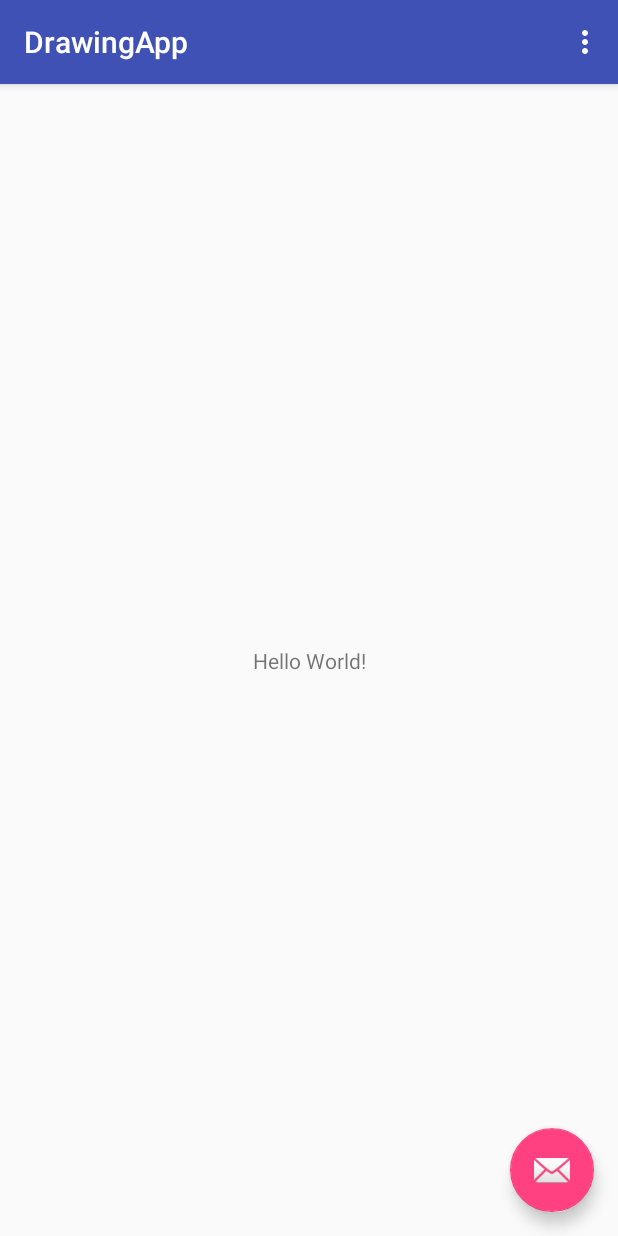
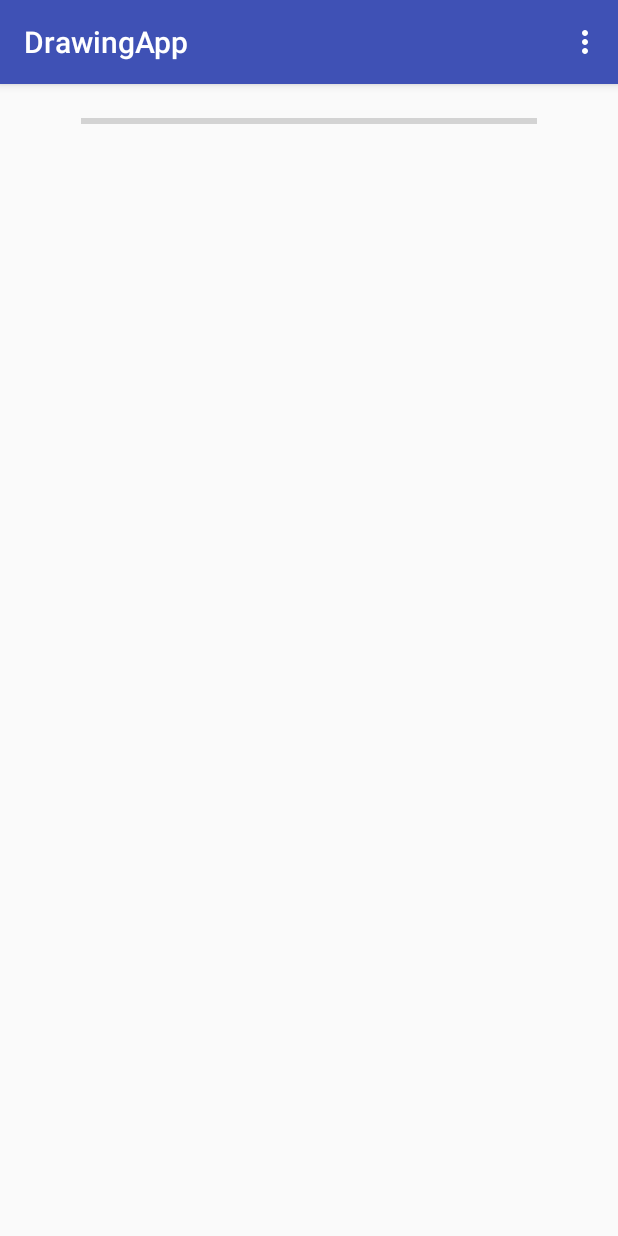
Before and after one commit to ReneCode/DrawingApp, an Android app: the screen it shows after launch (MainActivity), on a phone screen of 412 x 824 dp. Run offline under Robolectric (Android 15) with nearby library versions, the phone set to English and light mode, and no system bars.

Commit message:
drawing first bit

```diff
--- /dev/null
+++ b/app/src/main/java/eu/riffer/drawingapp/DrawingView.java
@@ -0,0 +1,86 @@
+package eu.riffer.drawingapp;
+
+import android.support.v7.widget.Toolbar;
+import android.view.View;
+
+import android.content.Context;
+import android.util.AttributeSet;
+
+import android.graphics.Bitmap;
+import android.graphics.Canvas;
+import android.graphics.Paint;
+import android.graphics.Path;
+import android.view.MotionEvent;
+import android.widget.ProgressBar;
+
+public class DrawingView extends View {
+
+    private Path drawPath;
+    private Paint drawPaint, canvasPaint;
+    private int paintColor = 0xe3660000;
+    private Canvas drawCanvas;
+    private Bitmap canvasBitmap;
+
+    public DrawingView(Context context, AttributeSet attribeSet) {
+        super(context, attribeSet);
+
+        ProgressBar progressBar = (ProgressBar)findViewById(R.id.progressBar);
+        // progressBar.setProgress(34);
+
+        setupDrawing();
+    }
+
+    private void setupDrawing() {
+        this.drawPath = new Path();
+        this.drawPaint = new Paint();
+
+        drawPaint.setColor(this.paintColor);
+
+        drawPaint.setAntiAlias(true);
+        drawPaint.setStrokeWidth(20);
+        drawPaint.setStyle(Paint.Style.STROKE);
+        drawPaint.setStrokeJoin(Paint.Join.ROUND);
+        drawPaint.setStrokeCap(Paint.Cap.ROUND);
+
+        this.canvasPaint = new Paint(Paint.DITHER_FLAG);
+
+    }
+
+    @Override
+    protected void onSizeChanged(int w, int h, int oldW, int oldH) {
+        super.onSizeChanged(w, h, oldW, oldH);
+
+        canvasBitmap = Bitmap.createBitmap(w, h, Bitmap.Config.ARGB_8888);
+        drawCanvas = new Canvas(canvasBitmap);
+    }
+
+    @Override
+    protected void onDraw(Canvas canvas) {
+        canvas.drawBitmap(canvasBitmap, 0, 0, canvasPaint);
+        canvas.drawPath(drawPath, drawPaint);
+    }
+
+    @Override
+    public boolean onTouchEvent(MotionEvent event) {
+        float touchX = event.getX();
+        float touchY = event.getY();
+
+        switch (event.getAction()) {
+            case MotionEvent.ACTION_DOWN:
+                drawPath.moveTo(touchX, touchY);
+                break;
+            case MotionEvent.ACTION_MOVE:
+                drawPath.lineTo(touchX, touchY);
+                break;
+            case MotionEvent.ACTION_UP:
+                drawCanvas.drawPath(drawPath, drawPaint);
+                drawPath.reset();
+                break;
+            default:
+                return false;
+        }
+
+        invalidate();
+        return true;
+    }
+}
--- a/app/src/main/java/eu/riffer/drawingapp/MainActivity.java
+++ b/app/src/main/java/eu/riffer/drawingapp/MainActivity.java
@@ -18,14 +18,6 @@ public class MainActivity extends AppCompatActivity {
         Toolbar toolbar = (Toolbar) findViewById(R.id.toolbar);
         setSupportActionBar(toolbar);
 
-        FloatingActionButton fab = (FloatingActionButton) findViewById(R.id.fab);
-        fab.setOnClickListener(new View.OnClickListener() {
-            @Override
-            public void onClick(View view) {
-                Snackbar.make(view, "Replace with your own action", Snackbar.LENGTH_LONG)
-                        .setAction("Action", null).show();
-            }
-        });
     }
 
     @Override
--- a/app/src/main/res/layout/activity_main.xml
+++ b/app/src/main/res/layout/activity_main.xml
@@ -22,12 +22,5 @@
 
     <include layout="@layout/content_main" />
 
-    <android.support.design.widget.FloatingActionButton
-        android:id="@+id/fab"
-        android:layout_width="wrap_content"
-        android:layout_height="wrap_content"
-        android:layout_gravity="bottom|end"
-        android:layout_margin="@dimen/fab_margin"
-        app:srcCompat="@android:drawable/ic_dialog_email" />
 
 </android.support.design.widget.CoordinatorLayout>
--- a/app/src/main/res/layout/content_main.xml
+++ b/app/src/main/res/layout/content_main.xml
@@ -8,13 +8,29 @@
     tools:context=".MainActivity"
     tools:showIn="@layout/activity_main">
 
-    <TextView
-        android:layout_width="wrap_content"
-        android:layout_height="wrap_content"
-        android:text="Hello World!"
+    <view
+        class="eu.riffer.drawingapp.DrawingView"
+        id="@+id/view"
+        android:layout_width="match_parent"
+        android:layout_height="match_parent"
         app:layout_constraintBottom_toBottomOf="parent"
-        app:layout_constraintLeft_toLeftOf="parent"
-        app:layout_constraintRight_toRightOf="parent"
+        app:layout_constraintEnd_toEndOf="parent"
+        app:layout_constraintHorizontal_bias="1.0"
+        app:layout_constraintStart_toStartOf="parent"
+        app:layout_constraintTop_toTopOf="parent"
+        app:layout_constraintVertical_bias="1.0" />
+
+    <ProgressBar
+        android:id="@+id/progressBar"
+        style="?android:attr/progressBarStyleHorizontal"
+        android:layout_width="304dp"
+        android:layout_height="34dp"
+        android:layout_marginEnd="8dp"
+        android:layout_marginStart="8dp"
+        android:layout_marginTop="8dp"
+        app:layout_constraintEnd_toEndOf="parent"
+        app:layout_constraintStart_toStartOf="parent"
         app:layout_constraintTop_toTopOf="parent" />
 
+
 </android.support.constraint.ConstraintLayout>
--- a/app/src/main/res/values/strings.xml
+++ b/app/src/main/res/values/strings.xml
@@ -1,4 +1,10 @@
 <resources>
     <string name="app_name">DrawingApp</string>
     <string name="action_settings">Settings</string>
+
+    <string name="start_new">New</string>
+    <string name="brush">Brush</string>
+    <string name="erase">Erase</string>
+    <string name="save">Save</string>
+    <string name="paint">Paint</string>
 </resources>
```
Also changed, not shown: app/src/main/res/values/dimens.xml (+8 -0 lines), 1 other file.
